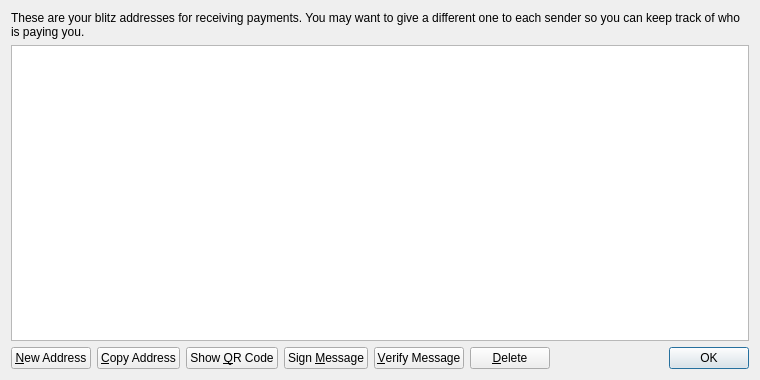
First picture: the form in src/qt/forms/addressbookpage.ui, repository macht1/blitz, before the edit.
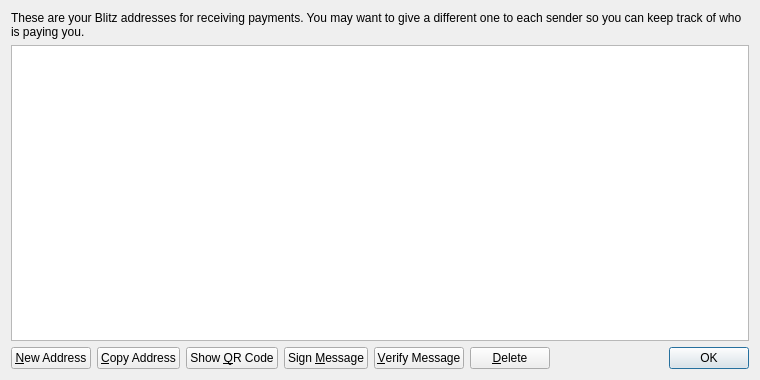
Second picture: the form after the edit. Icons and pictures are not drawn.

Diff of the .ui file:
```diff
--- a/src/qt/forms/addressbookpage.ui
+++ b/src/qt/forms/addressbookpage.ui
@@ -17,7 +17,7 @@
    <item>
     <widget class="QLabel" name="labelExplanation">
      <property name="text">
-      <string>These are your blitz addresses for receiving payments. You may want to give a different one to each sender so you can keep track of who is paying you.</string>
+      <string>These are your Blitz addresses for receiving payments. You may want to give a different one to each sender so you can keep track of who is paying you.</string>
      </property>
      <property name="textFormat">
       <enum>Qt::PlainText</enum>
```
Left out of the diff: 31 changed lines with no effect on the pictures.
